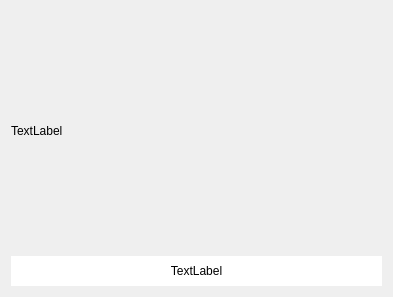
Old version of the form ui/menu_item_widget.ui in the repository mrfrend/pizza-kvalik.
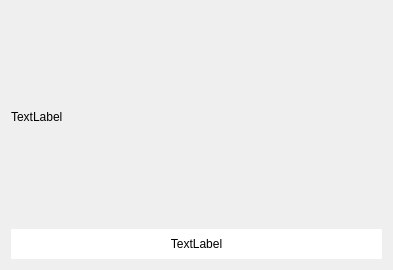
New version of the form.

What changed in the file:
```diff
--- a/ui/menu_item_widget.ui
+++ b/ui/menu_item_widget.ui
@@ -7,7 +7,7 @@
     <x>0</x>
     <y>0</y>
     <width>393</width>
-    <height>297</height>
+    <height>270</height>
    </rect>
   </property>
   <property name="windowTitle">
```
